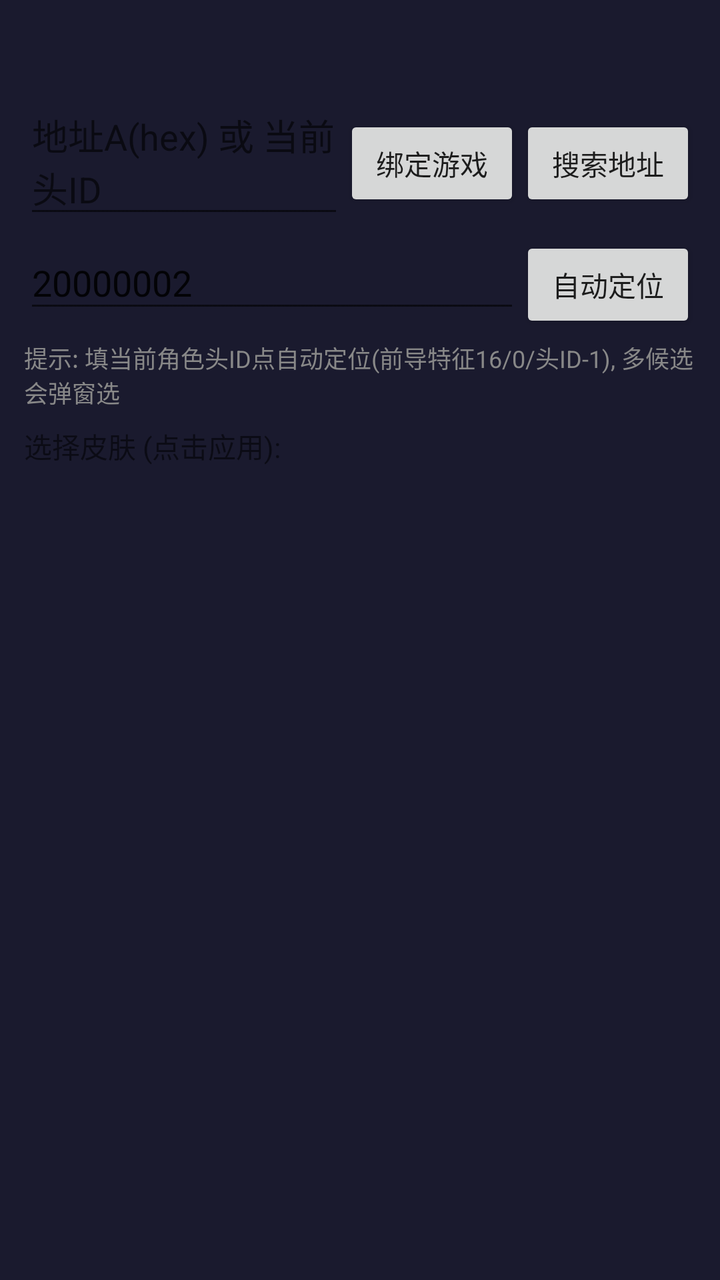
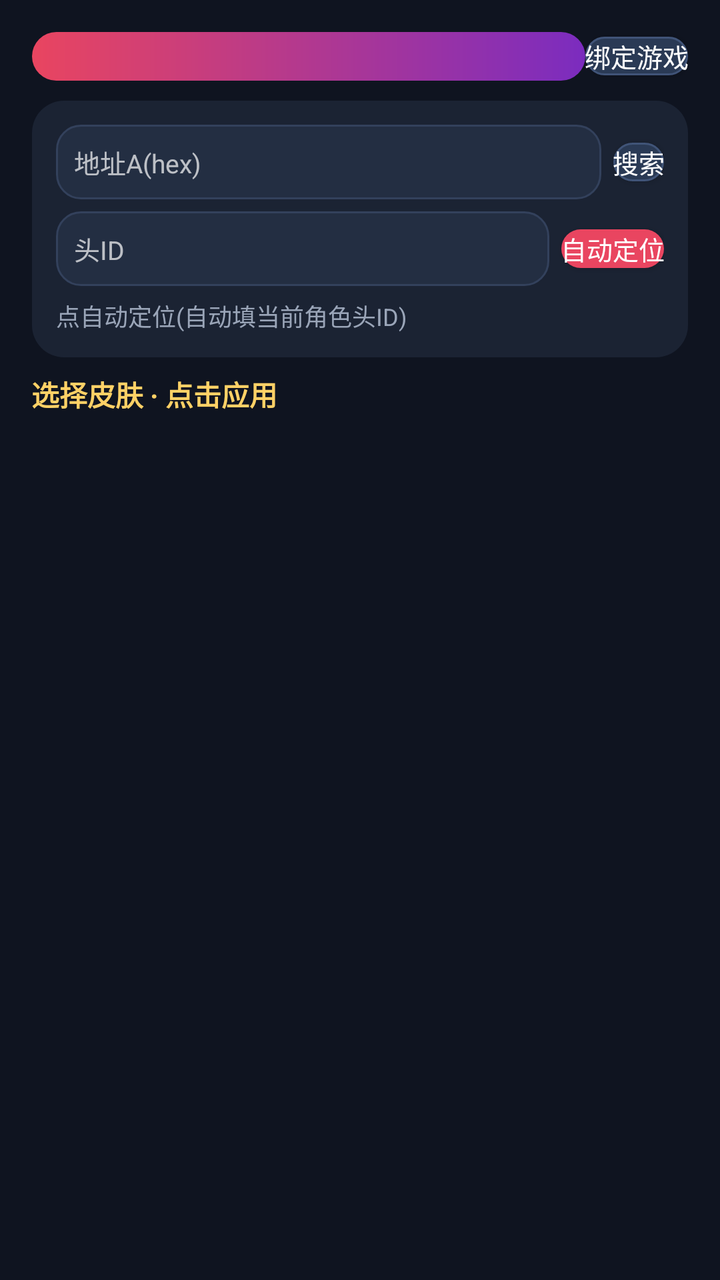

Before-and-after screenshots of an Android layout around one commit, followed by the original layout XML and the change that was made.
<!-- AndroidManifest.xml: application theme AppTheme -->
<!-- res/layout/activity_skin.xml -->
<?xml version="1.0" encoding="utf-8"?>
<LinearLayout xmlns:android="http://schemas.android.com/apk/res/android"
    android:layout_width="match_parent" android:layout_height="match_parent"
    android:orientation="vertical" android:padding="12dp">

    <TextView android:id="@+id/skin_title" android:layout_width="wrap_content" android:layout_height="wrap_content"
        android:textSize="18sp" android:textStyle="bold" />

    <LinearLayout android:layout_width="match_parent" android:layout_height="wrap_content"
        android:orientation="horizontal" android:layout_marginTop="8dp">
        <EditText android:id="@+id/addr_input" android:layout_width="0dp" android:layout_height="wrap_content"
            android:layout_weight="1" android:hint="地址A(hex) 或 当前头ID" />
        <Button android:id="@+id/btn_attach" android:layout_width="wrap_content" android:layout_height="wrap_content"
            android:text="绑定游戏" />
        <Button android:id="@+id/btn_scan" android:layout_width="wrap_content" android:layout_height="wrap_content"
            android:text="搜索地址" />
    </LinearLayout>

    <LinearLayout android:layout_width="match_parent" android:layout_height="wrap_content"
        android:orientation="horizontal" android:layout_marginTop="4dp">
        <EditText android:id="@+id/head_input" android:layout_width="0dp" android:layout_height="wrap_content"
            android:layout_weight="1" android:hint="当前角色头ID(必填)" android:text="20000002" />
        <Button android:id="@+id/btn_auto" android:layout_width="wrap_content" android:layout_height="wrap_content"
            android:text="自动定位" />
    </LinearLayout>

    <TextView android:id="@+id/addr_info" android:layout_width="wrap_content" android:layout_height="wrap_content"
        android:text="提示: 填当前角色头ID点自动定位(前导特征16/0/头ID-1), 多候选会弹窗选"
        android:textSize="12sp" android:textColor="#888888" android:layout_marginTop="4dp"
        android:layout_marginBottom="8dp" />

    <TextView android:layout_width="wrap_content" android:layout_height="wrap_content"
        android:text="选择皮肤 (点击应用):" android:textSize="14sp" />
    <ListView android:id="@+id/skin_list" android:layout_width="match_parent"
        android:layout_height="match_parent" />
</LinearLayout>
<!-- resources referenced by this layout -->
<resources>
  <style name="AppTheme" parent="Theme.AppCompat.DayNight.NoActionBar">
          <item name="android:windowBackground">@color/bg</item>
          <item name="colorPrimary">@color/accent</item>
      </style>
  <color name="bg">#FF1A1A2E</color>
  <color name="accent">#FFE94560</color>
</resources>

<!-- the commit's change to res/layout/activity_skin.xml (unified diff, before → after) -->
@@ -1,36 +1,56 @@
 <?xml version="1.0" encoding="utf-8"?>
 <LinearLayout xmlns:android="http://schemas.android.com/apk/res/android"
     android:layout_width="match_parent" android:layout_height="match_parent"
-    android:orientation="vertical" android:padding="12dp">
-
-    <TextView android:id="@+id/skin_title" android:layout_width="wrap_content" android:layout_height="wrap_content"
-        android:textSize="18sp" android:textStyle="bold" />
+    android:orientation="vertical" android:background="@color/bg"
+    android:padding="16dp">
 
     <LinearLayout android:layout_width="match_parent" android:layout_height="wrap_content"
-        android:orientation="horizontal" android:layout_marginTop="8dp">
-        <EditText android:id="@+id/addr_input" android:layout_width="0dp" android:layout_height="wrap_content"
-            android:layout_weight="1" android:hint="地址A(hex) 或 当前头ID" />
+        android:orientation="horizontal" android:gravity="center_vertical"
+        android:layout_marginBottom="10dp">
+        <TextView android:id="@+id/skin_title" android:layout_width="0dp" android:layout_height="wrap_content"
+            android:layout_weight="1" android:background="@drawable/bg_title" android:padding="6dp 14dp"
+            android:textColor="#FFFFFF" android:textSize="18sp" android:textStyle="bold"/>
         <Button android:id="@+id/btn_attach" android:layout_width="wrap_content" android:layout_height="wrap_content"
-            android:text="绑定游戏" />
-        <Button android:id="@+id/btn_scan" android:layout_width="wrap_content" android:layout_height="wrap_content"
-            android:text="搜索地址" />
+            android:background="@drawable/bg_btn_ghost" android:textColor="#FFFFFF"
+            android:padding="8dp 16dp" android:text="绑定游戏" android:minWidth="0dp" android:minHeight="0dp"
+            android:textSize="13sp"/>
     </LinearLayout>
 
     <LinearLayout android:layout_width="match_parent" android:layout_height="wrap_content"
-        android:orientation="horizontal" android:layout_marginTop="4dp">
-        <EditText android:id="@+id/head_input" android:layout_width="0dp" android:layout_height="wrap_content"
-            android:layout_weight="1" android:hint="当前角色头ID(必填)" android:text="20000002" />
-        <Button android:id="@+id/btn_auto" android:layout_width="wrap_content" android:layout_height="wrap_content"
-            android:text="自动定位" />
+        android:orientation="vertical" android:background="@drawable/bg_card"
+        android:padding="12dp" android:layout_marginBottom="8dp">
+        <LinearLayout android:layout_width="match_parent" android:layout_height="wrap_content"
+            android:orientation="horizontal" android:gravity="center_vertical">
+            <EditText android:id="@+id/addr_input" android:layout_width="0dp" android:layout_height="wrap_content"
+                android:layout_weight="1" android:background="@drawable/bg_field" android:padding="9dp"
+                android:textColor="@color/text" android:hint="地址A(hex)" android:hintTextColor="@color/muted"
+                android:textSize="13sp"/>
+            <Button android:id="@+id/btn_scan" android:layout_width="wrap_content" android:layout_height="wrap_content"
+                android:background="@drawable/bg_btn_ghost" android:textColor="#FFFFFF"
+                android:padding="8dp 12dp" android:text="搜索" android:minWidth="0dp" android:minHeight="0dp"
+                android:textSize="13sp" android:layout_marginStart="6dp"/>
+        </LinearLayout>
+        <LinearLayout android:layout_width="match_parent" android:layout_height="wrap_content"
+            android:orientation="horizontal" android:gravity="center_vertical" android:layout_marginTop="6dp">
+            <EditText android:id="@+id/head_input" android:layout_width="0dp" android:layout_height="wrap_content"
+                android:layout_weight="1" android:background="@drawable/bg_field" android:padding="9dp"
+                android:textColor="@color/text" android:hint="头ID" android:hintTextColor="@color/muted"
+                android:textSize="13sp"/>
+            <Button android:id="@+id/btn_auto" android:layout_width="wrap_content" android:layout_height="wrap_content"
+                android:background="@drawable/bg_btn_primary" android:textColor="#FFFFFF"
+                android:padding="8dp 12dp" android:text="自动定位" android:minWidth="0dp" android:minHeight="0dp"
+                android:textSize="13sp" android:layout_marginStart="6dp"/>
+        </LinearLayout>
+        <TextView android:id="@+id/addr_info" android:layout_width="match_parent" android:layout_height="wrap_content"
+            android:textColor="@color/muted" android:textSize="12sp" android:layout_marginTop="6dp"
+            android:text="点自动定位(自动填当前角色头ID)" />
     </LinearLayout>
 
-    <TextView android:id="@+id/addr_info" android:layout_width="wrap_content" android:layout_height="wrap_content"
-        android:text="提示: 填当前角色头ID点自动定位(前导特征16/0/头ID-1), 多候选会弹窗选"
-        android:textSize="12sp" android:textColor="#888888" android:layout_marginTop="4dp"
-        android:layout_marginBottom="8dp" />
+    <TextView android:layout_width="wrap_content" android:layout_height="wrap_content"
+        android:text="选择皮肤 · 点击应用" android:textColor="@color/accent2"
+        android:textSize="14sp" android:textStyle="bold" android:padding="4dp 2dp 8dp"/>
 
-    <TextView android:layout_width="wrap_content" android:layout_height="wrap_content"
-        android:text="选择皮肤 (点击应用):" android:textSize="14sp" />
     <ListView android:id="@+id/skin_list" android:layout_width="match_parent"
-        android:layout_height="match_parent" />
+        android:layout_height="match_parent" android:divider="@android:color/transparent"
+        android:dividerHeight="6dp" android:paddingBottom="8dp"/>
 </LinearLayout>
<!-- resource entries referenced after the edit -->
@@ -1,10 +1,29 @@
 <!-- resources referenced by this layout -->
 <resources>
-  <style name="AppTheme" parent="Theme.AppCompat.DayNight.NoActionBar">
+  <color name="accent2">#FFD166</color>
+  <style name="AppTheme" parent="Theme.AppCompat.NoActionBar">
           <item name="android:windowBackground">@color/bg</item>
           <item name="colorPrimary">@color/accent</item>
+          <item name="colorAccent">@color/accent</item>
+          <item name="android:statusBarColor">@color/bg</item>
+          <item name="android:navigationBarColor">@color/bg</item>
+          <item name="android:textColor">@color/text</item>
       </style>
-  <color name="bg">#FF1A1A2E</color>
-  <color name="accent">#FFE94560</color>
+  <color name="bg">#0F1420</color>
+  <color name="muted">#9AA5B8</color>
+  <color name="text">#F2F5FA</color>
+  <!-- drawable bg_btn_ghost (drawable) -->
+  <ripple xmlns:android="http://schemas.android.com/apk/res/android" android:color="#22FFFFFF"><item><shape><solid android:color="#2A3A55"/><corners android:radius="14dp"/><stroke android:width="1dp" android:color="#405478"/></shape></item></ripple>
+  <!-- drawable bg_btn_primary (drawable) -->
+  <ripple xmlns:android="http://schemas.android.com/apk/res/android" android:color="#33FFFFFF"><item><shape><solid android:color="@color/accent"/><corners android:radius="14dp"/></shape></item></ripple>
+  <!-- drawable bg_card (drawable) -->
+  <shape xmlns:android="http://schemas.android.com/apk/res/android"><solid android:color="@color/card"/><corners android:radius="16dp"/></shape>
+  <!-- drawable bg_field (drawable) -->
+  <shape xmlns:android="http://schemas.android.com/apk/res/android"><solid android:color="@color/field"/><corners android:radius="12dp"/><stroke android:width="1dp" android:color="#33415C"/></shape>
+  <!-- drawable bg_title (drawable) -->
+  <shape xmlns:android="http://schemas.android.com/apk/res/android"><gradient android:startColor="#E94560" android:endColor="#7B2CBF" android:angle="0"/><corners android:radius="14dp"/></shape>
+  <color name="accent">#E94560</color>
+  <color name="card">#1B2333</color>
+  <color name="field">#232E42</color>
 </resources>
 
